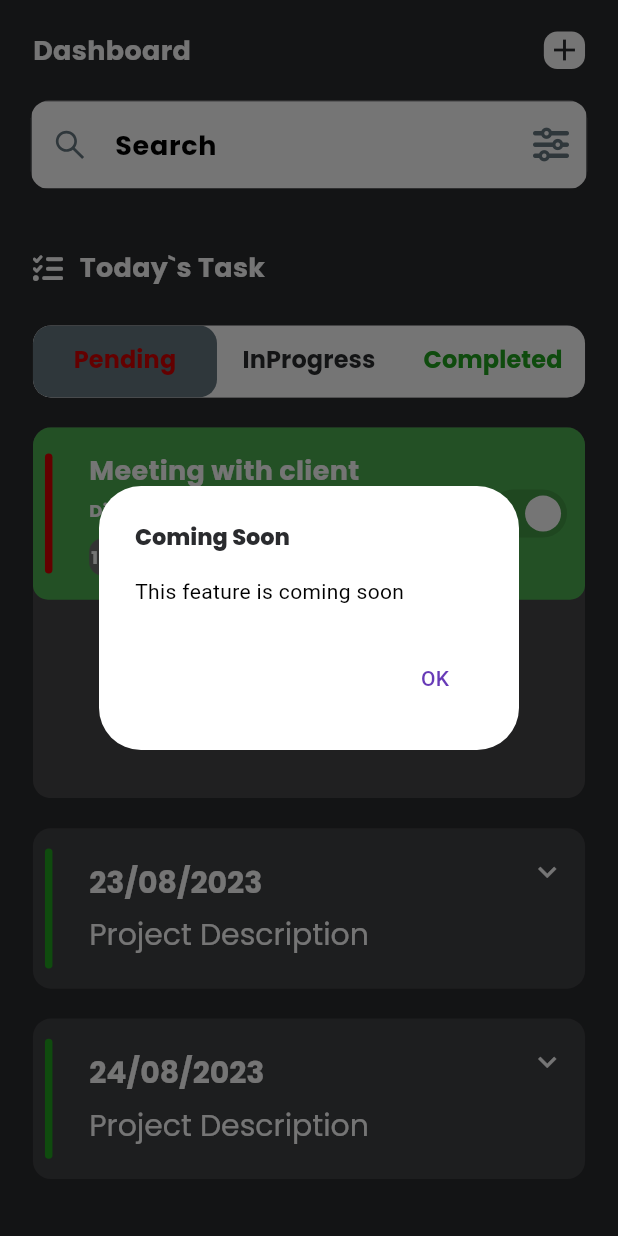
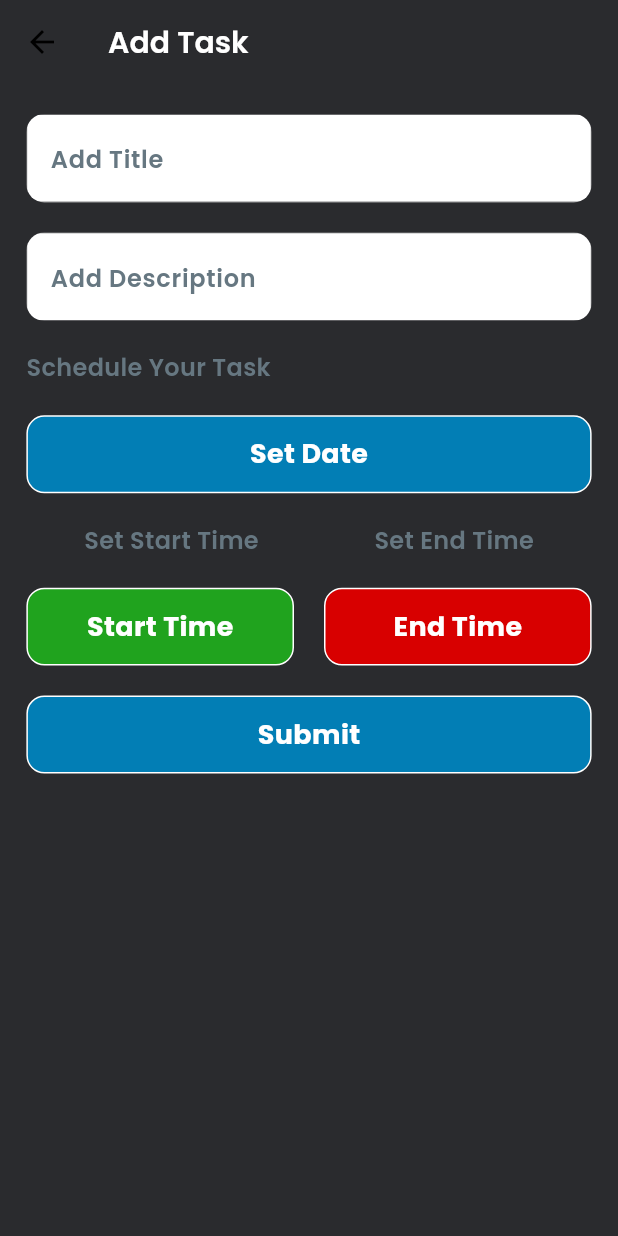
Before and after one commit to sufyankamil/TaskTrackerApp, a Flutter app: the screen it shows after launch, after a tap on the "add" icon, on a phone screen of 412 x 824 dp. Run offline on Flutter 3.47's test engine with Material 2 defaults, Android fonts, the phone set to English and light mode, and no system bars; drawn by our look-alikes of dynamic_color; our stand-ins replace country_picker, flutter_datetime_picker_plus, flutter_screenutil, flutter_vector_icons, google_fonts, hooks_riverpod and 5 more; accounts and stored records are empty; generated files the repository leaves out were written again; project files that could hold a hidden picture were left out.

Commit message:
Updated with crud

```diff
--- a/lib/features/todo/controller/todo/todo_provider.dart
+++ b/lib/features/todo/controller/todo/todo_provider.dart
@@ -14,7 +14,7 @@ class TodoState extends _$TodoState {
 
   void refresh() async {
     final data = await DBHelper.getItems();
-    state = data;
+    state = data.map((e) => Task.fromJson(e)).toList();
   }
 
   void addTask(Task task) async {
@@ -36,6 +36,7 @@ class TodoState extends _$TodoState {
       String repeat) async {
     await DBHelper.updateTask(id, title, description, isCompleted, date,
         startTime, endTime, remind, repeat);
+    refresh();
   }
 
   void deleteTask(int id) async {
@@ -45,43 +46,38 @@ class TodoState extends _$TodoState {
     }
   }
 
-  void markAsCompleted(int id) async {
-    final task = await DBHelper.getItem(id);
-    task.isCompleted = 1;
-    final result = await DBHelper.updateTask(
-        task.id!,
-        task.title!,
-        task.description!,
-        1,
-        task.date!,
-        task.startTime!,
-        task.endTime!,
-        task.remind!,
-        task.repeat!);
-    if (result != 0) {
-      refresh();
-    }
+  void markAsCompleted(
+      int id,
+      String title,
+      String description,
+      int isCompleted,
+      String date,
+      String startTime,
+      String endTime,
+      int remind,
+      String repeat) async {
+    await DBHelper.updateTask(
+        id, title, description, 1, date, startTime, endTime, remind, repeat);
+        refresh();
   }
 
-  String getToday(){
-    final now = DateTime.now();
-    final today = DateTime(now.year, now.month, now.day);
-    return today.toString();
+  String getToday() {
+    DateTime today = DateTime.now();
+    return today.toString().substring(0, 10);
   }
 
-  String getTomorrow(){
-    final now = DateTime.now();
-    final tomorrow = DateTime(now.year, now.month, now.day + 1);
-    return tomorrow.toString();
+  String getTomorrow() {
+    DateTime tomorrow = DateTime.now().add(const Duration(days: 1));
+    return tomorrow.toString().substring(0, 10);
   }
 
-  String getYesterday(){
+  String getYesterday() {
     final now = DateTime.now();
     final yesterday = DateTime(now.year, now.month, now.day - 1);
     return yesterday.toString();
   }
 
-  List<String> last30Days(){
+  List<String> last30Days() {
     final now = DateTime.now();
     DateTime oneMonth = now.subtract(const Duration(days: 30));
 
--- a/lib/features/todo/pages/add.dart
+++ b/lib/features/todo/pages/add.dart
@@ -0,0 +1,250 @@
+import 'package:flutter/foundation.dart';
+import 'package:flutter/material.dart';
+import 'package:flutter_screenutil/flutter_screenutil.dart';
+import 'package:hooks_riverpod/hooks_riverpod.dart';
+import 'package:management/common/models/task_model.dart';
+import 'package:management/common/utils/constants.dart';
+import 'package:management/common/widgets/app_style.dart';
+import 'package:management/common/widgets/custom_button.dart';
+import 'package:management/common/widgets/custom_textfield.dart';
+import 'package:management/common/widgets/height_spacer.dart';
+import 'package:flutter_datetime_picker_plus/flutter_datetime_picker_plus.dart'
+    as picker;
+import 'package:management/features/todo/controller/dates/dates_provider.dart';
+import 'package:management/features/todo/controller/todo/todo_provider.dart';
+
+
+class AddTask extends ConsumerStatefulWidget {
+  const AddTask({super.key});
+
+  @override
+  ConsumerState<ConsumerStatefulWidget> createState() => _AddTaskState();
+}
+
+class _AddTaskState extends ConsumerState<AddTask> {
+  final TextEditingController titleController = TextEditingController();
+
+  final TextEditingController descriptionController = TextEditingController();
+
+  @override
+  void dispose() {
+    titleController.dispose();
+    descriptionController.dispose();
+    super.dispose();
+  }
+
+  @override
+  Widget build(BuildContext context) {
+    var scheduleDate = ref.watch(dateStateProvider);
+
+    var startTime = ref.watch(startTimeStateProvider);
+
+    var endTime = ref.watch(endTimeStateProvider);
+
+    submit() {
+      if (titleController.text.isNotEmpty &&
+          descriptionController.text.isNotEmpty &&
+          scheduleDate.isNotEmpty &&
+          startTime.isNotEmpty &&
+          endTime.isNotEmpty) {
+        Task task = Task(
+          title: titleController.text,
+          description: descriptionController.text,
+          isCompleted: 0,
+          date: scheduleDate.substring(0, 10),
+          startTime: startTime.substring(11, 16),
+          endTime: endTime.substring(11, 16),
+          remind: 0,
+          repeat: 'yes',
+        );
+        ref.read(todoStateProvider.notifier).addTask(task);
+        ref.read(dateStateProvider.notifier).setDate('');
+        ref.read(startTimeStateProvider.notifier).setStart('');
+        ref.read(endTimeStateProvider.notifier).setEnd('');
+        titleController.clear();
+        descriptionController.clear();
+        Navigator.pop(context);
+      } else {
+        ScaffoldMessenger.of(context).showSnackBar(
+          const SnackBar(
+            content: Text(
+              'Please fill all the fields',
+              style: TextStyle(color: Colors.white),
+            ),
+            backgroundColor: AppConst.kRed,
+          ),
+        );
+      }
+    }
+
+    return Scaffold(
+        appBar: AppBar(
+          backgroundColor: Colors.transparent,
+          elevation: 0,
+          title: Text(
+            'Add Task',
+            style: appStyle(20, AppConst.kLight, FontWeight.w600),
+          ),
+        ),
+        body: Padding(
+          padding: EdgeInsets.symmetric(horizontal: 16.w),
+          child: ListView(
+            children: [
+              const HeightSpacer(height: 20),
+              CustomTextField(
+                hintText: 'Add Title',
+                textEditingController: titleController,
+                hintStyle: appStyle(16, AppConst.kGreyLight, FontWeight.w600),
+              ),
+              const HeightSpacer(height: 20),
+              CustomTextField(
+                hintText: 'Add Description',
+                textEditingController: descriptionController,
+                hintStyle: appStyle(16, AppConst.kGreyLight, FontWeight.w600),
+              ),
+              const HeightSpacer(height: 20),
+              Text(
+                'Schedule Your Task',
+                style: appStyle(16, AppConst.kGreyLight, FontWeight.w600),
+              ),
+              const HeightSpacer(height: 20),
+              CustomButton(
+                  onTap: () {
+                    picker.DatePicker.showDatePicker(context,
+                        showTitleActions: true,
+                        minTime: DateTime(2023, 8, 1),
+                        maxTime: DateTime(2025, 12, 31),
+                        theme: const picker.DatePickerTheme(
+                            headerColor: AppConst.kGreyDk,
+                            backgroundColor: Colors.white,
+                            itemStyle: TextStyle(
+                                color: AppConst.kBkDark,
+                                fontWeight: FontWeight.bold,
+                                fontSize: 18),
+                            doneStyle:
+                                TextStyle(color: Colors.white, fontSize: 16)),
+                        onChanged: (date) {
+                      if (kDebugMode) {
+                        print(
+                            'change $date in time zone ${date.timeZoneOffset.inHours}');
+                      }
+                    }, onConfirm: (date) {
+                      ref
+                          .read(dateStateProvider.notifier)
+                          .setDate(date.toString());
+                      if (kDebugMode) {
+                        print('confirm $date');
+                      }
+                    },
+                        currentTime: DateTime.now(),
+                        locale: picker.LocaleType.en);
+                  },
+                  width: AppConst.kWidth,
+                  height: 52.h,
+                  color: AppConst.kLight,
+                  color2: AppConst.kBlueLight,
+                  text: scheduleDate == ''
+                      ? 'Set Date'
+                      : scheduleDate.substring(0, 10)),
+              const HeightSpacer(height: 20),
+              Row(
+                mainAxisAlignment: MainAxisAlignment.spaceAround,
+                children: [
+                  startTime == ''
+                      ? Text(
+                          'Set Start Time',
+                          style: appStyle(
+                              16, AppConst.kGreyLight, FontWeight.w600),
+                        )
+                      : Text(
+                          'Start Time',
+                          style: appStyle(
+                              16, AppConst.kGreyLight, FontWeight.w600),
+                        ),
+                  endTime == ''
+                      ? Text(
+                          'Set End Time',
+                          style: appStyle(
+                              16, AppConst.kGreyLight, FontWeight.w600),
+                        )
+                      : Text(
+                          'End Time',
+                          style: appStyle(
+                              16, AppConst.kGreyLight, FontWeight.w600),
+                        ),
+                ],
+              ),
+              const HeightSpacer(height: 20),
+              Row(
+                children: [
+                  Expanded(
+                    child: CustomButton(
+                      onTap: () {
+                        picker.DatePicker.showDateTimePicker(context,
+                            showTitleActions: true,
+                            minTime: DateTime(2023, 8, 1),
+                            maxTime: DateTime(2025, 12, 31), onConfirm: (date) {
+                          ref
+                              .read(startTimeStateProvider.notifier)
+                              .setStart(date.toString());
+                          if (kDebugMode) {
+                            print('confirm $date');
+                          }
+                        }, locale: picker.LocaleType.en);
+                      },
+                      width: AppConst.kWidth * 0.5,
+                      height: 52.h,
+                      color: AppConst.kLight,
+                      color2: AppConst.kGreen,
+                      text: startTime == ''
+                          ? 'Start Time'
+                          : startTime.substring(11, 16).compareTo('12') > 0
+                              ? '${startTime.substring(11, 16)} PM'
+                              : '${startTime.substring(11, 16)} AM',
+                    ),
+                  ),
+                  const SizedBox(width: 20),
+                  Expanded(
+                    child: CustomButton(
+                      onTap: () {
+                        picker.DatePicker.showDateTimePicker(context,
+                            showTitleActions: true,
+                            minTime: DateTime(2023, 8, 1),
+                            maxTime: DateTime(2025, 12, 31), onConfirm: (date) {
+                          ref
+                              .read(endTimeStateProvider.notifier)
+                              .setEnd(date.toString());
+                          if (kDebugMode) {
+                            print('confirm $date');
+                          }
+                        }, locale: picker.LocaleType.en);
+                      },
+                      width: AppConst.kWidth * 0.5,
+                      height: 52.h,
+                      color: AppConst.kLight,
+                      color2: AppConst.kRed,
+                      text: endTime == ''
+                          ? 'End Time'
+                          : endTime.substring(11, 16).compareTo('12') > 0
+                              ? '${endTime.substring(11, 16)} PM'
+                              : '${endTime.substring(11, 16)} AM',
+                    ),
+                  ),
+                ],
+              ),
+              const HeightSpacer(height: 20),
+              CustomButton(
+                onTap: () {
+                  submit();
+                },
+                width: AppConst.kWidth,
+                height: 52.h,
+                color: AppConst.kLight,
+                color2: AppConst.kBlueLight,
+                text: 'Submit',
+              ),
+            ],
+          ),
+        ));
+  }
+}
--- a/lib/features/todo/pages/homepage.dart
+++ b/lib/features/todo/pages/homepage.dart
@@ -2,6 +2,8 @@ import 'package:flutter/material.dart';
 import 'package:flutter_screenutil/flutter_screenutil.dart';
 import 'package:flutter_vector_icons/flutter_vector_icons.dart';
 import 'package:hooks_riverpod/hooks_riverpod.dart';
+import 'package:intl/intl.dart';
+import 'package:management/common/models/task_model.dart';
 import 'package:management/common/widgets/app_style.dart';
 import 'package:management/common/widgets/custom_textfield.dart';
 import 'package:management/common/widgets/expasion_tile.dart';
@@ -9,6 +11,8 @@ import 'package:management/common/widgets/height_spacer.dart';
 import 'package:management/common/widgets/reusable_text.dart';
 import 'package:management/common/widgets/todo_tile.dart';
 import 'package:management/common/widgets/width_spacer.dart';
+import 'package:management/features/todo/controller/todo/todo_provider.dart';
+import 'package:management/features/todo/pages/add.dart';
 
 import '../../../common/utils/constants.dart';
 import '../../../common/widgets/custom_alert.dart';
@@ -27,14 +31,45 @@ class _HomePageState extends ConsumerState<HomePage>
 
   late final TabController tab = TabController(length: 3, vsync: this);
 
+  String _getFormattedDate() {
+    final now = DateTime.now();
+    final dayOfWeek = DateFormat('EEEE').format(now); // Get the day of the week
+    final formattedDate = DateFormat('d/MM/yyyy')
+        .format(now); // Get the date in the desired format
+    return '$dayOfWeek, $formattedDate';
+  }
+
+  bool tasksCompleted = false;
+
+  late AnimationController _controller;
+
+  @override
+  void initState() {
+    super.initState();
+
+    // Create an animation controller
+    _controller = AnimationController(
+      duration: const Duration(seconds: 1), // Duration of the animation
+      vsync: this,
+    );
+
+    // Start the animation when the widget is built
+    if (!tasksCompleted) {
+      _controller.forward();
+    }
+  }
+
   @override
   Widget build(BuildContext context) {
+    ref.watch(todoStateProvider.notifier).refresh();
+
     return Scaffold(
       appBar: AppBar(
         backgroundColor: Colors.transparent,
         automaticallyImplyLeading: false,
         bottom: PreferredSize(
           preferredSize: const Size.fromHeight(85),
+          child: SingleChildScrollView(
             child: Column(
               children: [
                 Padding(
@@ -58,10 +93,11 @@ class _HomePageState extends ConsumerState<HomePage>
                         ),
                         child: GestureDetector(
                           onTap: () {
-                          CustomCupertinoAlertDialog.show(
+                            Navigator.push(
                               context,
-                            'Coming Soon',
-                            'This feature is coming soon',
+                              MaterialPageRoute(
+                                builder: (context) => const AddTask(),
+                              ),
                             );
                           },
                           child: const Icon(
@@ -98,12 +134,42 @@ class _HomePageState extends ConsumerState<HomePage>
             ),
           ),
         ),
+      ),
       body: SafeArea(
         child: Padding(
           padding: EdgeInsets.symmetric(horizontal: 20.w),
           child: ListView(
             children: [
-              const HeightSpacer(height: 25),
+              const HeightSpacer(height: 15),
+              // The sliding message
+              SlideTransition(
+                position: Tween<Offset>(
+                  begin: const Offset(0, 1), // Start position (fully hidden)
+                  end: const Offset(0, 0), // End position (fully visible)
+                ).animate(_controller),
+                child: Container(
+                  color: Colors.red, // Background color of the message
+                  padding: const EdgeInsets.all(16),
+                  child: const Text(
+                    "You don't have any tasks left for today. Come back tomorrow !",
+                    style: TextStyle(
+                      fontSize: 16,
+                      color: Colors.white,
+                    ),
+                  ),
+                ),
+              ),
+              const HeightSpacer(height: 15),
+              Text(
+                textAlign: TextAlign.center,
+                _getFormattedDate(),
+                style: const TextStyle(
+                  fontSize: 18,
+                  color: AppConst.kLight,
+                  fontWeight: FontWeight.bold,
+                ),
+              ),
+              const HeightSpacer(height: 20),
               Row(
                 children: [
                   const Icon(
@@ -193,21 +259,23 @@ class _HomePageState extends ConsumerState<HomePage>
                     Container(
                         color: AppConst.kBkLight,
                         height: AppConst.kHeight * 0.3,
-                      child: ListView(
-                        children: const [
-                          TodoTile(
-                            start: '10:00 AM',
-                            end: '11:00 AM',
-                            title: 'Meeting with client',
-                            description: 'Discuss about the project',
-                            color: AppConst.kRed,
-                            switcher: Switch(
-                              value: true,
-                              onChanged: null,
-                            ),
-                          ),
-                        ],
-                      ),
+                        child: const TodayTask()
+                        // child: Column(
+                        //   mainAxisAlignment: MainAxisAlignment.center,
+                        //   children: [
+                        //     const Icon(
+                        //       FontAwesome.tasks,
+                        //       size: 50,
+                        //       color: AppConst.kLight,
+                        //     ),
+                        //     const HeightSpacer(height: 20),
+                        //     ReusableText(
+                        //       text: 'No Pending Tasks',
+                        //       style:
+                        //           appStyle(18, AppConst.kLight, FontWeight.bold),
+                        //     ),
+                        //   ],
+                        // ),
                         ),
                     Container(
                       color: AppConst.kGreyLight,
@@ -303,4 +371,64 @@ class _HomePageState extends ConsumerState<HomePage>
       ),
     );
   }
+
+  @override
+  void dispose() {
+    _controller.dispose(); // Dispose the animation controller
+    super.dispose();
   }
+}
+
+class TodayTask extends ConsumerWidget {
+  const TodayTask({
+    super.key,
+  });
+
+  @override
+  Widget build(BuildContext context, WidgetRef ref) {
+    List<Task> todayListData = ref.read(todoStateProvider);
+
+    String today = ref.read(todoStateProvider.notifier).getToday();
+
+    var todayList = todayListData
+        .where((element) =>
+            element.isCompleted == 0 && element.date!.contains(today))
+        .toList();
+
+    // print(todayList);
+
+    // print(todayListData[0].description);
+
+    if (todayList.isNotEmpty) {
+      return ListView.builder(
+        itemCount: todayList.length,
+        itemBuilder: (context, index) {
+          final task = todayList[index];
+          return TodoTile(
+            start: task.startTime!,
+            end: task.endTime!,
+            title: task.title!,
+            description: task.description!,
+            color: AppConst.kRed,
+          );
+        },
+      );
+    } else {
+      return Column(
+        mainAxisAlignment: MainAxisAlignment.center,
+        children: [
+          const Icon(
+            FontAwesome.tasks,
+            size: 50,
+            color: AppConst.kLight,
+          ),
+          const HeightSpacer(height: 20),
+          ReusableText(
+            text: 'No Pending Tasks',
+            style: appStyle(18, AppConst.kLight, FontWeight.bold),
+          ),
+        ],
+      );
+    }
+  }
+}
--- a/pubspec.yaml
+++ b/pubspec.yaml
@@ -27,6 +27,8 @@ dependencies:
   riverpod_annotation: ^2.1.2
   sqflite: ^2.3.0
   dynamic_color: ^1.6.6
+  intl: ^0.18.1
+  flutter_datetime_picker_plus: ^2.0.1
 
 dev_dependencies:
   flutter_test:
```
Also changed, not shown: lib/common/helpers/db_helpers.dart (+58 -41 lines), lib/features/todo/controller/dates/dates_provider.dart (added, +39 -0 lines), lib/features/todo/controller/dates/dates_provider.g.dart (added), lib/features/todo/controller/todo/todo_provider.g.dart, pubspec.lock, 1 other file. Lines whose indentation alone changed are shown as unchanged.
